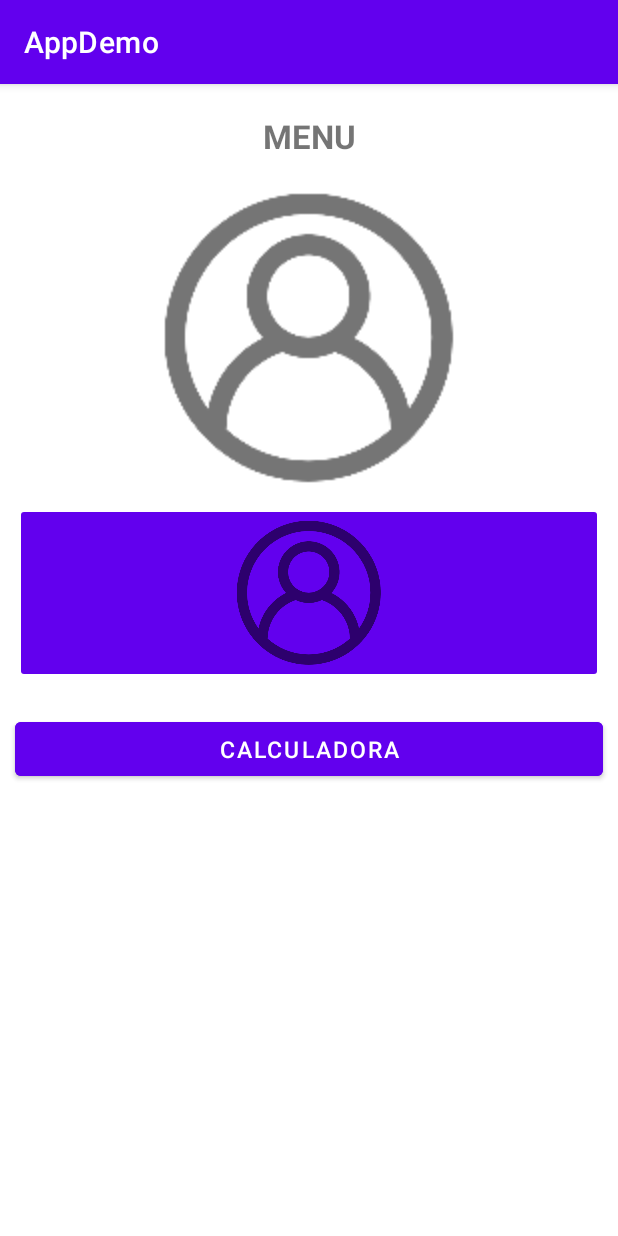
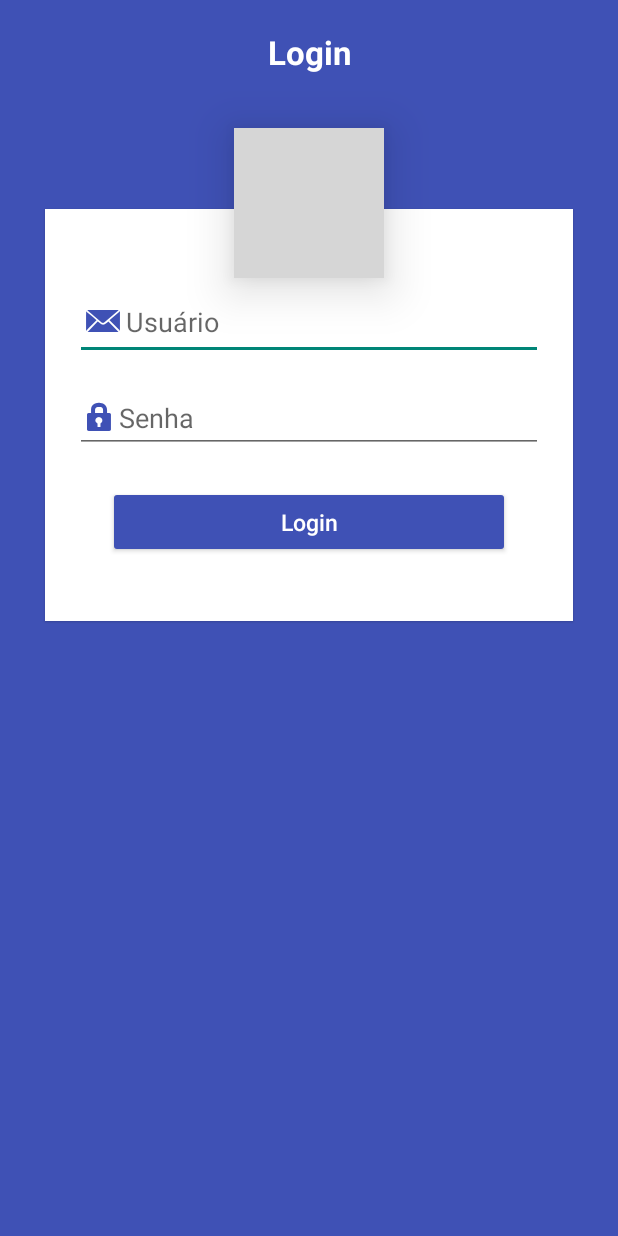
Before and after one commit to jonasdhein/appdemo-android, an Android app: the screen it shows after launch (MenuActivity before the commit, LoginActivity after it), on a phone screen of 412 x 824 dp. Run offline under Robolectric (Android 15) with nearby library versions, the phone set to English and light mode, and no system bars; grey boxes are pictures that could not be loaded.

Commit message:
Aula 01/04

```diff
--- /dev/null
+++ b/app/src/main/java/com/example/appdemo/LoginActivity.java
@@ -0,0 +1,73 @@
+package com.example.appdemo;
+
+import androidx.appcompat.app.AppCompatActivity;
+
+import android.content.Context;
+import android.content.Intent;
+import android.content.SharedPreferences;
+import android.os.Bundle;
+import android.view.View;
+import android.widget.Button;
+import android.widget.EditText;
+import android.widget.Toast;
+
+public class LoginActivity extends AppCompatActivity {
+
+    Button btnLogin;
+    EditText txtUsuario, txtSenha;
+    Context context;
+
+
+    @Override
+    protected void onCreate(Bundle savedInstanceState) {
+        super.onCreate(savedInstanceState);
+        setContentView(R.layout.activity_login);
+
+        SharedPreferences sharedPreferences =
+                getSharedPreferences(getString(R.string.pref_key), Context.MODE_PRIVATE);
+
+        btnLogin = findViewById(R.id.btnLogin_usuario);
+        txtUsuario = findViewById(R.id.txtLogin_usuario);
+        txtSenha = findViewById(R.id.txtSenha_usuario);
+
+        context = LoginActivity.this;
+
+        btnLogin.setOnClickListener(new View.OnClickListener() {
+            @Override
+            public void onClick(View v) {
+                try{
+
+                    //abrir a tela de menu se o login estiver correto
+                    if(txtUsuario.getText().toString().equals("jonas") &&
+                            txtSenha.getText().toString().equals("abc123")){
+
+                                    /*Se acertar os dados de acesso, salva eles no SharedPreferences para não
+                                    pedir login novamente */
+                        SharedPreferences.Editor editor = sharedPreferences.edit();
+                        editor.putString("usuario", txtUsuario.getText().toString());
+                        if(editor.commit()){
+                            Intent tela = new Intent(context, MenuActivity.class);
+                            startActivity(tela);
+                        }else{
+                            Toast.makeText(context, "Ops, algo de errado não está certo...", Toast.LENGTH_SHORT).show();
+                        }
+
+                    }else{
+                        Toast.makeText(context, "Dados inválidos", Toast.LENGTH_SHORT).show();
+                    }
+
+                }catch (Exception ex){
+                    Toast.makeText(context, ex.getMessage(), Toast.LENGTH_SHORT).show();
+                }
+
+            }
+        });
+
+        String nome_usuario = sharedPreferences.getString("usuario", "");
+        if(!nome_usuario.equals("")){
+            Intent tela = new Intent(context, MenuActivity.class);
+            startActivity(tela);
+        }
+
+    }
+}
--- /dev/null
+++ b/app/src/main/res/layout/activity_login.xml
@@ -0,0 +1,82 @@
+<?xml version="1.0" encoding="utf-8"?>
+<RelativeLayout xmlns:android="http://schemas.android.com/apk/res/android"
+    android:layout_width="match_parent"
+    android:layout_height="match_parent"
+    android:background="@color/colorPrimary"
+    android:scrollbarAlwaysDrawVerticalTrack="true">
+
+    <TextView
+        android:id="@+id/login_title"
+        android:layout_width="fill_parent"
+        android:layout_height="wrap_content"
+        style="@style/TituloBranco"
+        android:text="@string/text_login" />
+
+    <RelativeLayout
+        android:layout_width="match_parent"
+        android:layout_height="wrap_content"
+        android:layout_below="@+id/login_title"
+        android:layout_marginLeft="30dp"
+        android:layout_marginRight="30dp"
+        android:layout_marginTop="70dp"
+        android:background="#fff"
+        android:elevation="1dp"
+        android:padding="20dp">
+
+        <LinearLayout
+            android:layout_width="fill_parent"
+            android:layout_height="wrap_content"
+            android:orientation="vertical"
+            android:paddingTop="30dp">
+
+
+            <EditText
+                android:id="@+id/txtLogin_usuario"
+                android:layout_width="match_parent"
+                android:layout_height="wrap_content"
+                android:singleLine="true"
+                android:drawableLeft="@android:drawable/sym_action_email"
+                android:drawableTint="@color/colorPrimary"
+                android:ems="20"
+                android:hint="@string/hint_user"
+                android:inputType="text"/>
+
+
+            <EditText
+                android:id="@+id/txtSenha_usuario"
+                android:layout_width="match_parent"
+                android:layout_height="wrap_content"
+                android:drawableLeft="@android:drawable/ic_lock_idle_lock"
+                android:drawableTint="@color/colorPrimary"
+                android:singleLine="true"
+                android:layout_marginTop="16dp"
+                android:ems="20"
+                android:hint="@string/hint_pass"
+                android:inputType="textPassword"/>
+
+
+            <Button
+                android:id="@+id/btnLogin_usuario"
+                android:layout_width="match_parent"
+                android:layout_height="wrap_content"
+                android:layout_margin="22dp"
+                android:textAllCaps="false"
+                style="@style/BotaoPrincipal"
+                android:text="@string/text_login"/>
+
+        </LinearLayout>
+
+    </RelativeLayout>
+
+    <ImageButton
+        android:id="@+id/user_profile_photo"
+        android:layout_width="100dp"
+        android:layout_height="100dp"
+        android:layout_below="@+id/login_title"
+        android:layout_centerHorizontal="true"
+        android:layout_marginTop="16dp"
+        android:background="@drawable/user_profile_image_background"
+        android:elevation="20dp"
+        android:src="@drawable/ic_login" />
+
+</RelativeLayout>
--- a/app/src/main/res/values/colors.xml
+++ b/app/src/main/res/values/colors.xml
@@ -1,5 +1,7 @@
 <?xml version="1.0" encoding="utf-8"?>
 <resources>
+    <color name="colorPrimary">#3F51B5</color>
+    <color name="colorPrimaryDark">#102BBF</color>
     <color name="purple_200">#FFBB86FC</color>
     <color name="purple_500">#6200EE</color>
     <color name="purple_700">#FF3700B3</color>
--- a/app/src/main/res/values/strings.xml
+++ b/app/src/main/res/values/strings.xml
@@ -1,3 +1,8 @@
 <resources>
     <string name="app_name">AppDemo</string>
+    <string name="hint_user">Usuário</string>
+    <string name="hint_pass">Senha</string>
+    <string name="text_login">Login</string>
+    <string name="text_logout">Logout</string>
+    <string name="pref_key">SharedPreferences</string>
 </resources>
--- a/app/src/main/res/values/styles.xml
+++ b/app/src/main/res/values/styles.xml
@@ -5,7 +5,7 @@
         <item name="android:layout_margin">10dp</item>
         <item name="android:textColor">@color/white</item>
         <item name="android:textStyle">normal</item>
-        <item name="android:backgroundTint">@color/teal_700</item>
+        <item name="android:backgroundTint">@color/colorPrimary</item>
         <item name="android:textSize">15sp</item>
     </style>
 
@@ -41,6 +41,14 @@
         <item name="android:textSize">15sp</item>
     </style>
 
+    <style name="TituloBranco" parent="Widget.AppCompat.TextView">
+        <item name="android:textSize">22sp</item>
+        <item name="android:textStyle">bold</item>
+        <item name="android:layout_margin">20dp</item>
+        <item name="android:gravity">center_horizontal</item>
+        <item name="android:textColor">@color/white</item>
+    </style>
+
     <style name="TituloNegrito" parent="Widget.AppCompat.TextView">
         <item name="android:textSize">22sp</item>
         <item name="android:textStyle">bold</item>
--- a/app/src/main/res/values/themes.xml
+++ b/app/src/main/res/values/themes.xml
@@ -2,12 +2,12 @@
     <!-- Base application theme. -->
     <style name="Theme.AppDemo" parent="Theme.MaterialComponents.DayNight.DarkActionBar">
         <!-- Primary brand color. -->
-        <item name="colorPrimary">@color/purple_500</item>
-        <item name="colorPrimaryVariant">@color/purple_700</item>
+        <item name="colorPrimary">@color/colorPrimary</item>
+        <item name="colorPrimaryVariant">@color/colorPrimaryDark</item>
         <item name="colorOnPrimary">@color/white</item>
         <!-- Secondary brand color. -->
-        <item name="colorSecondary">@color/teal_200</item>
-        <item name="colorSecondaryVariant">@color/teal_700</item>
+        <item name="colorSecondary">@color/purple_500</item>
+        <item name="colorSecondaryVariant">@color/purple_700</item>
         <item name="colorOnSecondary">@color/black</item>
         <!-- Status bar color. -->
         <item name="android:statusBarColor" tools:targetApi="l">?attr/colorPrimaryVariant</item>
```
Also changed, not shown: app/src/main/AndroidManifest.xml (+10 -3 lines), app/src/main/java/com/example/appdemo/MenuActivity.java (+31 -1 lines), app/src/main/res/layout/activity_menu.xml (+11 -2 lines).
